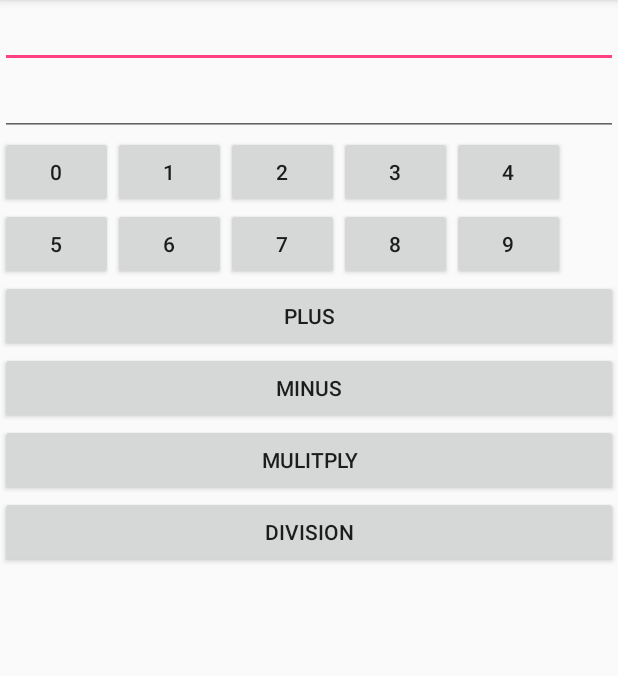
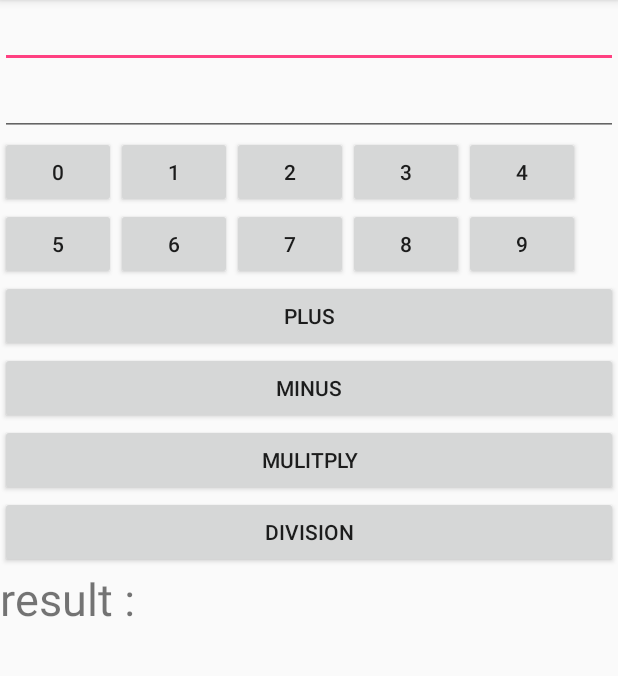
Before and after one commit to dodo1305/LayoutCalculator, an Android app: the screen it shows after launch (MainActivity), on a phone screen of 412 x 824 dp, the part 84-760 px from its top. Run offline under Robolectric (Android 15) with nearby library versions, the phone set to English and light mode, and no system bars; 1 statement that could not run was skipped.

```diff
--- a/app/src/main/java/dodo1305/kr/hs/emirim/layoutcalculator/MainActivity.java
+++ b/app/src/main/java/dodo1305/kr/hs/emirim/layoutcalculator/MainActivity.java
@@ -2,12 +2,80 @@ package dodo1305.kr.hs.emirim.layoutcalculator;
 
 import android.support.v7.app.AppCompatActivity;
 import android.os.Bundle;
+import android.view.MotionEvent;
+import android.view.View;
+import android.widget.Button;
+import android.widget.EditText;
 
 public class MainActivity extends AppCompatActivity {
 
+     EditText edit1, edit2;
+Button [] butnums = new Button[10];
+    Button butOps[] = new Button[4];
+    public static final int SELECT_EDIT1=0;
+    public static final int SELECT_EDIT2=1;
+    int selectEdit=SELECT_EDIT1;
+    String numStr="";
+
+
+    /*int ids[]={R.id.but0,R.id.but1,R.id.but2,R.id.but3,R.id.but4,R.id.but5,R.id.but6,R.id.but7,R.id.but8,R.id.but9};*/
     @Override
     protected void onCreate(Bundle savedInstanceState) {
         super.onCreate(savedInstanceState);
         setContentView(R.layout.activity_main);
+         edit1= (EditText)findViewById(R.id.edit1);
+         edit1= (EditText)findViewById(R.id.edit2);
+        edit1.setOnTouchListener(editHandler);
+         edit2.setOnTouchListener(editHandler);
+
+        for(int i =0; i<butnums.length; i++) {
+            butnums[i] = (Button) findViewById(R.id.but0 + i);
+            butnums[i].setOnClickListener(butNumHandler);
+
+        }
+        for(int j =0; j<butOps.length; j++){
+            butOps[j] = (Button)findViewById(R.id.butop1);
+            butnums[j].setOnClickListener(butOpHandler);
+        }
+
     }
+    View.OnClickListener butNumHandler = new View.OnClickListener() {
+        @Override
+        public void onClick(View view) {
+            Button but=(Button)view;
+            numStr+=but.getText();
+          switch(selectEdit){
+              case SELECT_EDIT1:
+                  edit1.setText(numStr);
+                  break;
+
+                case SELECT_EDIT2:
+                    edit1.setText(numStr);
+                    break;
+            }
+        }
+    };
+    View.OnClickListener butOpHandler = new View.OnClickListener() {
+        @Override
+        public void onClick(View view) {
+            EditText edit = (EditText)view;
+        }
+    };
+
+
+    View.OnTouchListener editHandler=new View.OnTouchListener() {
+        @Override
+        public boolean onTouch(View view, MotionEvent motionEvent) {
+            switch(view.getId()){
+                case R.id.edit1:
+                    selectEdit=SELECT_EDIT1;
+                    break;
+                case R.id.edit2:
+                    selectEdit=SELECT_EDIT2;
+                    break;
+
+            }
+            return false;
+        }
+    };
 }
--- a/app/src/main/res/layout/activity_main.xml
+++ b/app/src/main/res/layout/activity_main.xml
@@ -8,91 +8,88 @@
     tools:context="dodo1305.kr.hs.emirim.layoutcalculator.MainActivity">
 
     <EditText
-        android:id="@+id/text1"
+        android:id="@+id/edit1"
         android:layout_width="match_parent"
         android:layout_height="wrap_content" />
 
     <EditText
-        android:id="@+id/text2"
-        android:layout_below="@id/text1"
+        android:id="@+id/edit2"
+        android:layout_below="@id/edit1"
         android:layout_width="match_parent"
         android:layout_height="wrap_content" />
 
     <GridLayout
         android:rowCount="2"
         android:columnCount="5"
-
         android:layout_width="match_parent"
         android:layout_height="wrap_content">
 
     <Button
-        android:layout_below="@id/text2"
-        android:layout_width="75dp"
+        android:id="@+id/but0"
+        android:layout_width="77dp"
         android:layout_height="wrap_content"
         android:layout_gravity="fill_vertical"
         android:text="0" />
 
     <Button
-        android:layout_below="@id/text2"
-        android:layout_width="75dp"
+        android:id="@+id/but1"
+        android:layout_width="77dp"
         android:layout_height="wrap_content"
         android:layout_gravity="fill_vertical"
         android:text="1" />
 
         <Button
-            android:layout_below="@id/text2"
-            android:layout_width="75dp"
+            android:id="@+id/but2"
+            android:layout_width="77dp"
             android:layout_height="wrap_content"
             android:layout_gravity="fill_vertical"
             android:text="2" />
 
         <Button
-            android:layout_below="@id/text2"
-            android:layout_width="75dp"
+            android:id="@+id/but3"
+            android:layout_width="77dp"
             android:layout_height="wrap_content"
             android:layout_gravity="fill_vertical"
             android:text="3" />
 
         <Button
-
-            android:layout_below="@id/text2"
-            android:layout_width="75dp"
+            android:id="@+id/but4"
+            android:layout_width="77dp"
             android:layout_height="wrap_content"
             android:layout_gravity="fill_vertical"
             android:text="4" />
 
         <Button
-
-            android:layout_below="@id/text2"
-            android:layout_width="75dp"
+            android:id="@+id/but5"
+            android:layout_width="77dp"
             android:layout_height="wrap_content"
             android:layout_gravity="fill_vertical"
             android:text="5" />
 
         <Button
-            android:layout_below="@id/text2"
-            android:layout_width="75dp"
+            android:id="@+id/but6"
+            android:layout_width="77dp"
             android:layout_height="wrap_content"
             android:layout_gravity="fill_vertical"
             android:text="6" />
 
         <Button
-            android:layout_below="@id/text2"
-            android:layout_width="75dp"
+            android:id="@+id/but7"
+            android:layout_width="77dp"
             android:layout_height="wrap_content"
             android:layout_gravity="fill_vertical"
             android:text="7" />
 
         <Button
-            android:layout_below="@id/text2"
-            android:layout_width="75dp"
+            android:id="@+id/but8"
+            android:layout_width="77dp"
             android:layout_height="wrap_content"
             android:layout_gravity="fill_vertical"
             android:text="8" />
 
         <Button
-            android:layout_below="@id/text2"
-            android:layout_width="75dp"
+            android:id="@+id/but9"
+            android:layout_width="77dp"
             android:layout_height="wrap_content"
             android:layout_gravity="fill_vertical"
             android:text="9" />
@@ -102,22 +99,36 @@
             android:layout_height="wrap_content" />
 
             <Button
+                android:id="@+id/butop1"
                 android:layout_width="match_parent"
                 android:layout_height="wrap_content"
                 android:text="plus"/>
 
             <Button
+
+                android:id="@+id/butop2"
                 android:layout_width="match_parent"
                 android:layout_height="wrap_content"
                 android:text="minus"/>
 
             <Button
+
+                android:id="@+id/butop3"
                 android:layout_width="match_parent"
                 android:layout_height="wrap_content"
                 android:text="mulitply"/>
 
             <Button
+
+                android:id="@+id/butop4"
                 android:layout_width="match_parent"
                 android:layout_height="wrap_content"
                 android:text="division"/>
+
+             <TextView
+                 android:id="@+id/text_result"
+                 android:layout_width="wrap_content"
+                 android:layout_height="wrap_content"
+                 android:text="result : "
+                 android:textSize="30dp"/>
         </LinearLayout>
```
